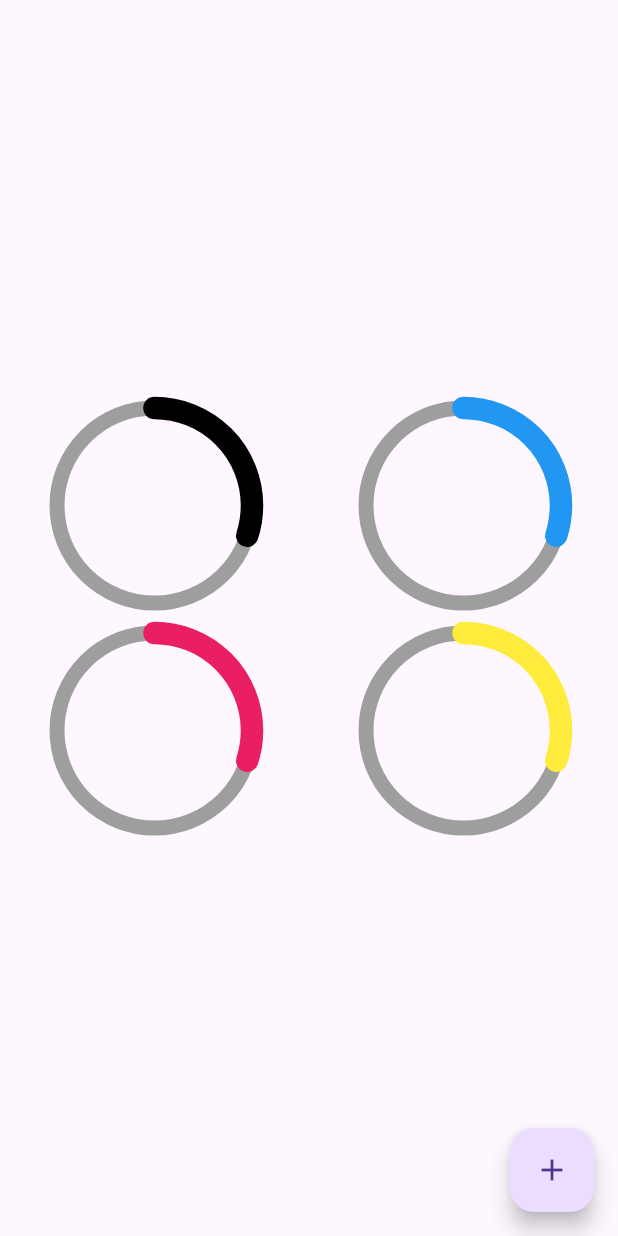
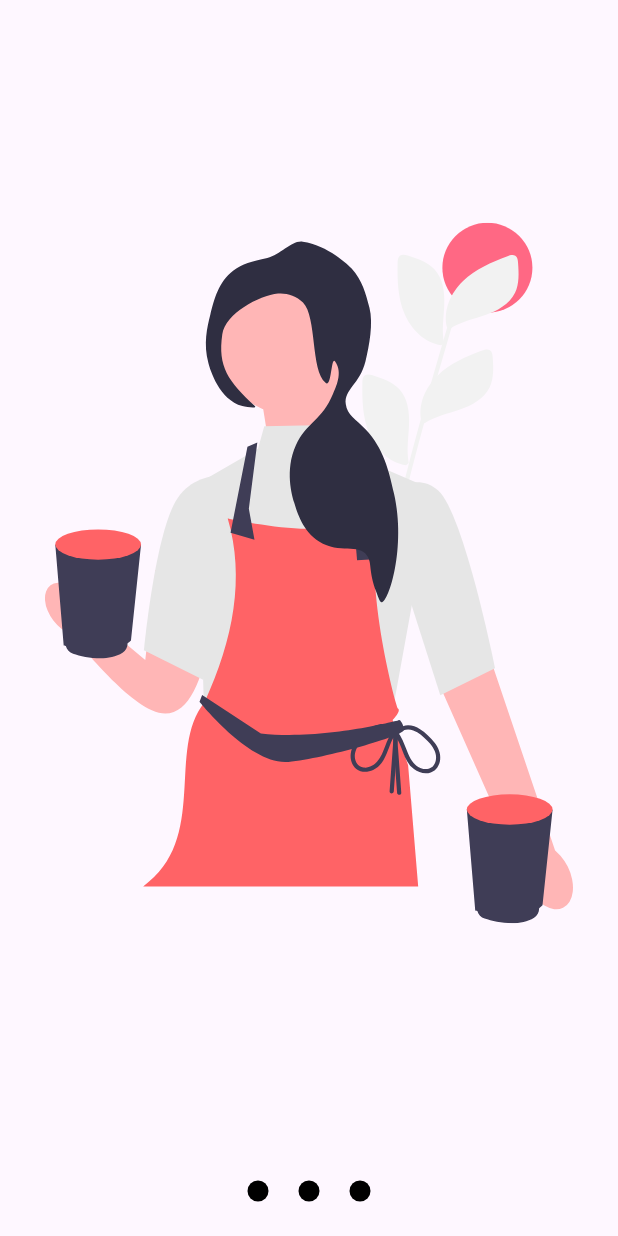
Before and after one commit to carlosdiazz/flutter_disenos_2, a Flutter app: the screen it shows after launch, on a phone screen of 412 x 824 dp. Run offline on Flutter 3.47's test engine with Material 3 defaults, Android fonts, the phone set to English and light mode, and no system bars; our stand-ins replace flutter_svg.

```diff
--- a/lib/main.dart
+++ b/lib/main.dart
@@ -11,6 +11,6 @@ class MainApp extends StatelessWidget {
   @override
   Widget build(BuildContext context) {
     return const MaterialApp(
-        debugShowCheckedModeBanner: false, home: GraficasCircularesPages());
+        debugShowCheckedModeBanner: false, home: SlideShowPage());
   }
 }
--- a/lib/src/pages/pages.dart
+++ b/lib/src/pages/pages.dart
@@ -1,3 +1,4 @@
 export './animaciones_page.dart';
 export './headers_page.dart';
 export './graficas_circulares_page.dart';
+export './slideshow_page.dart';
--- /dev/null
+++ b/lib/src/pages/slideshow_page.dart
@@ -0,0 +1,104 @@
+import 'package:flutter/material.dart';
+import 'package:flutter_svg/flutter_svg.dart';
+
+class SlideShowPage extends StatelessWidget {
+  const SlideShowPage({super.key});
+
+  @override
+  Widget build(BuildContext context) {
+    return const Scaffold(
+      body: Center(
+          child: Column(
+        children: [Expanded(child: _Slides()), _Dots()],
+      )),
+    );
+  }
+}
+
+class _Dots extends StatelessWidget {
+  const _Dots();
+
+  @override
+  Widget build(BuildContext context) {
+    return const SizedBox(
+      width: double.infinity,
+      height: 60,
+      //color: Colors.red,
+      child: Row(
+        mainAxisAlignment: MainAxisAlignment.center,
+        children: [_Dot(0), _Dot(1), _Dot(2)],
+      ),
+    );
+  }
+}
+
+class _Dot extends StatelessWidget {
+  final int index;
+  const _Dot(this.index);
+
+  @override
+  Widget build(BuildContext context) {
+    return Container(
+      width: 14,
+      height: 14,
+      margin: const EdgeInsets.symmetric(horizontal: 10),
+      decoration:
+          const BoxDecoration(color: Colors.black, shape: BoxShape.circle),
+    );
+  }
+}
+
+class _Slides extends StatefulWidget {
+  const _Slides();
+
+  @override
+  State<_Slides> createState() => _SlidesState();
+}
+
+class _SlidesState extends State<_Slides> {
+  final pageViewController = PageController();
+
+  @override
+  void initState() {
+    pageViewController.addListener(() {
+      print("Page actual: ${pageViewController.page}");
+    });
+    super.initState();
+  }
+
+  @override
+  void dispose() {
+    pageViewController.dispose();
+    super.dispose();
+  }
+
+  @override
+  Widget build(BuildContext context) {
+    return SizedBox(
+      //padding: EdgeInsets.all(10),
+      child: PageView(
+        controller: pageViewController,
+        children: const [
+          _Slide(svg: "assets/svgs/img_1.svg"),
+          _Slide(svg: "assets/svgs/img_2.svg"),
+          _Slide(svg: "assets/svgs/img_3.svg"),
+          _Slide(svg: "assets/svgs/img_4.svg"),
+        ],
+      ),
+    );
+  }
+}
+
+class _Slide extends StatelessWidget {
+  final String svg;
+  const _Slide({required this.svg});
+
+  @override
+  Widget build(BuildContext context) {
+    return Container(
+        width: double.infinity,
+        height: double.infinity,
+        padding: const EdgeInsets.all(30),
+        child: SvgPicture.asset(svg));
+  }
+}
--- a/pubspec.yaml
+++ b/pubspec.yaml
@@ -9,6 +9,8 @@ environment:
 dependencies:
   flutter:
     sdk: flutter
+  flutter_svg: ^2.0.9
+
 
 dev_dependencies:
   flutter_test:
@@ -17,3 +19,6 @@ dev_dependencies:
 
 flutter:
   uses-material-design: true
+
+  assets:
+    - assets/svgs/
```
Also changed, not shown: assets/svgs/img_1.svg (added), assets/svgs/img_2.svg (added), assets/svgs/img_3.svg (added), assets/svgs/img_4.svg (added), assets/svgs/img_5.svg (added), assets/svgs/img_6.svg (added), pubspec.lock.
